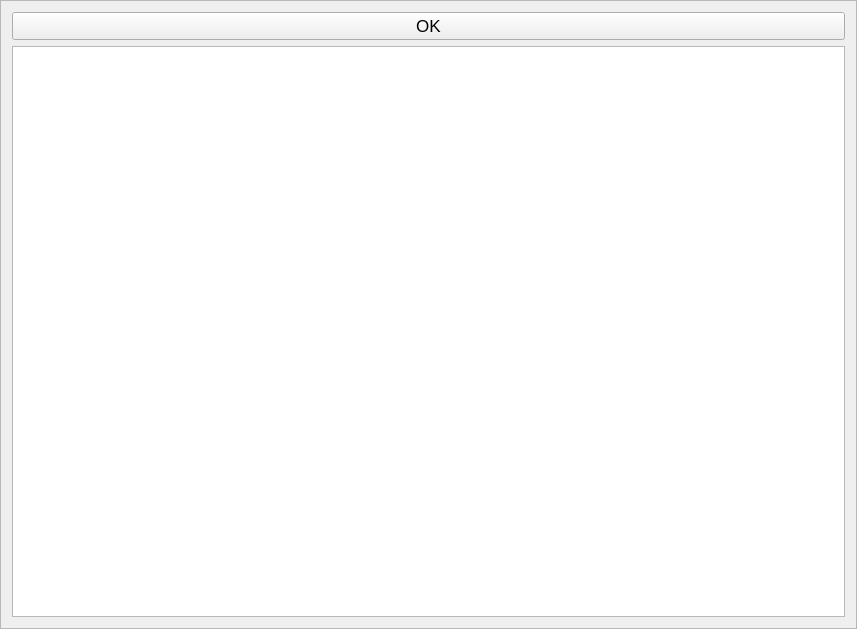
The window that python_interface/uis/viewTextFile.ui (cbgp/diyabc) describes before a commit, drawn with Qt 5.
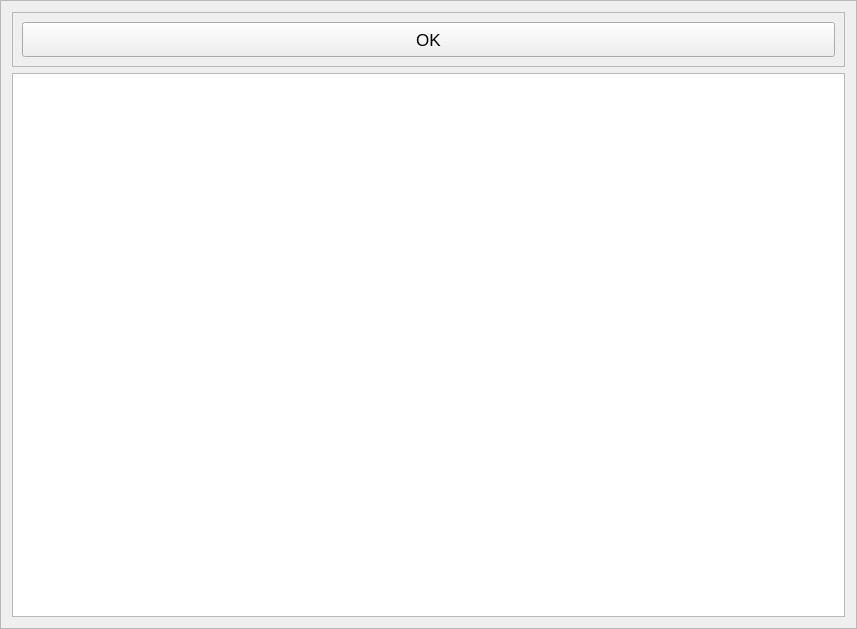
The same window after the commit.

Diff of the .ui file:
```diff
--- a/python_interface/uis/viewTextFile.ui
+++ b/python_interface/uis/viewTextFile.ui
@@ -21,7 +21,28 @@
   </property>
   <layout class="QVBoxLayout" name="verticalLayout">
    <item>
+    <widget class="QFrame" name="frame">
+     <property name="frameShape">
+      <enum>QFrame::StyledPanel</enum>
+     </property>
+     <property name="frameShadow">
+      <enum>QFrame::Raised</enum>
+     </property>
+     <layout class="QHBoxLayout" name="horizontalLayout">
+      <item>
     <widget class="QPushButton" name="okButton">
+        <property name="minimumSize">
+         <size>
+          <width>0</width>
+          <height>35</height>
+         </size>
+        </property>
+        <property name="maximumSize">
+         <size>
+          <width>16777215</width>
+          <height>35</height>
+         </size>
+        </property>
      <property name="font">
       <font>
        <pointsize>13</pointsize>
@@ -30,6 +51,9 @@
      <property name="text">
       <string>OK</string>
      </property>
+       </widget>
+      </item>
+     </layout>
     </widget>
    </item>
    <item>
```
Lines whose indentation alone changed are shown as unchanged.
